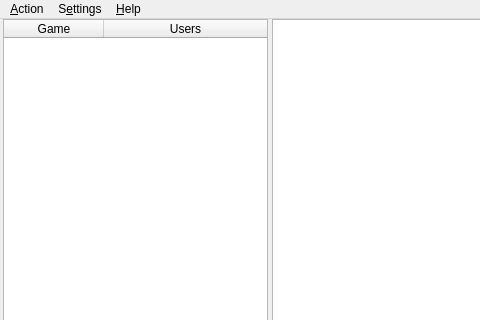
Old version of the form ggpo/gui/ui/ggpowindow.ui in the repository rumbler/pyside2ggpo; both pictures show x 0 to 480 and y 0 to 320 of the 810 by 708 pixel window.
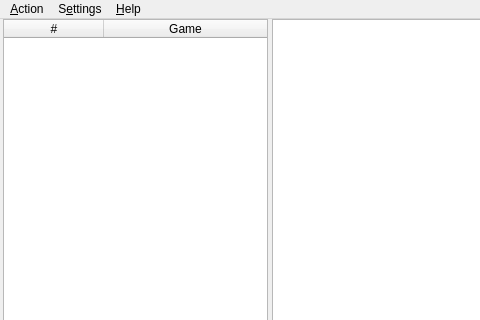
New version of the form. Icons and pictures are not drawn. Custom widgets are drawn as their Qt base class.

```diff
--- a/ggpo/gui/ui/ggpowindow.ui
+++ b/ggpo/gui/ui/ggpowindow.ui
@@ -39,7 +39,7 @@
       <widget class="QTreeWidget" name="uiChannelsTree">
        <column>
         <property name="text">
-         <string notr="true">Game</string>
+         <string notr="true">#</string>
         </property>
         <property name="textAlignment">
          <set>AlignHCenter|AlignVCenter|AlignCenter</set>
@@ -47,7 +47,7 @@
        </column>
        <column>
         <property name="text">
-         <string notr="true">Users</string>
+         <string notr="true">Game</string>
         </property>
         <property name="textAlignment">
          <set>AlignHCenter|AlignVCenter|AlignCenter</set>
```
